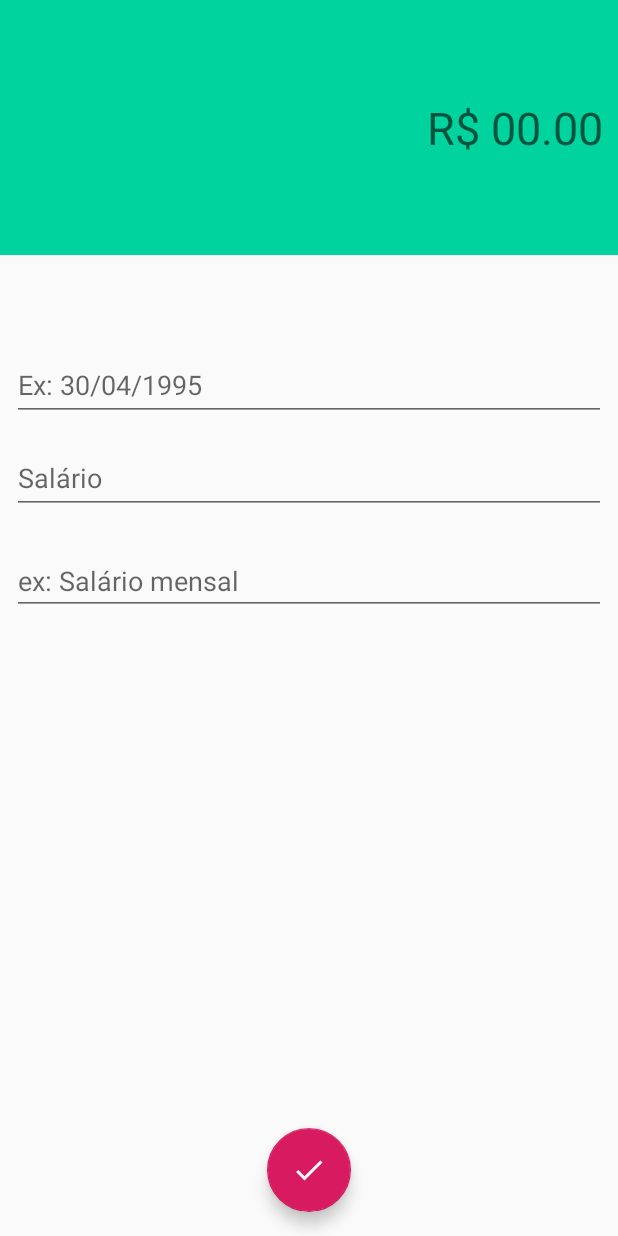
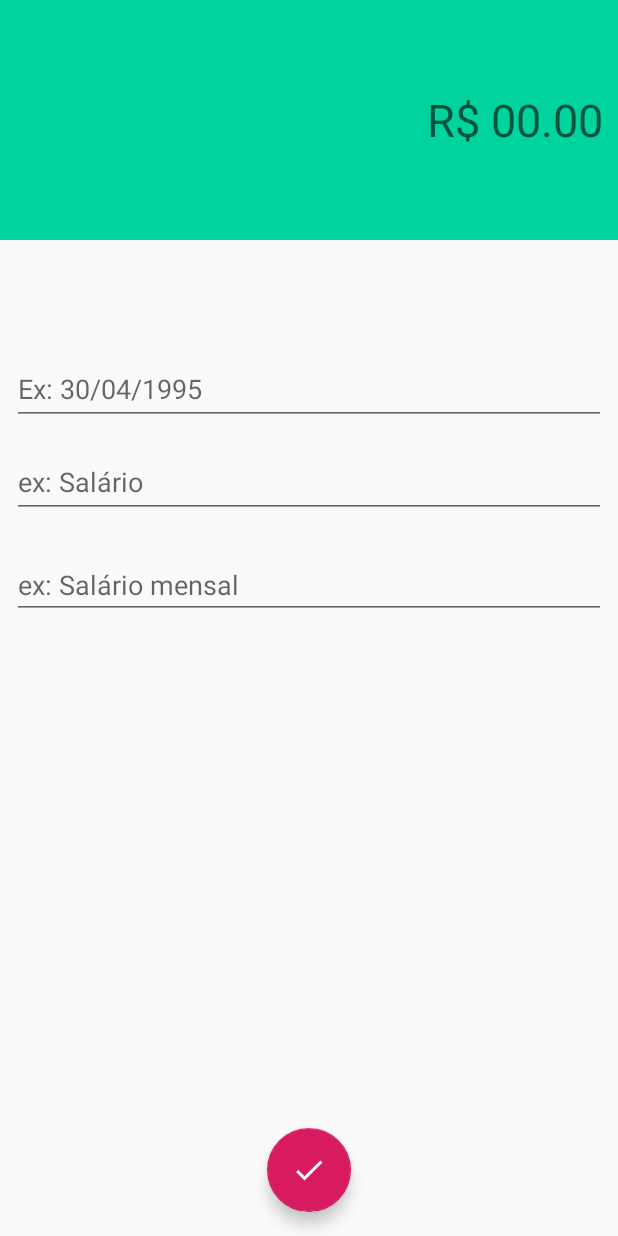
Before and after one commit to rodrigogus94/Sort, an Android app: the layout activity_receitas.xml on its own in the app's theme, with its tools: preview values and no code run, on a phone screen of 412 x 824 dp. Run offline under Robolectric (Android 15) with nearby library versions, the phone set to English and light mode, and no system bars.

Commit message:
Commit metodos de receitas

```diff
--- a/app/src/main/java/com/example/sort/activity/DespesasActivity.java
+++ b/app/src/main/java/com/example/sort/activity/DespesasActivity.java
@@ -102,11 +102,6 @@ public class DespesasActivity extends AppCompatActivity {
             return false;
         }else {
 
-           /* usuario = new Usuario();
-            usuario.setNome(textoNome);
-            usuario.setEmail(textoEmail);
-            usuario.setSenha(textoSenha);
-            cadastrarUsuario();*/
             return true;
         }
 
--- a/app/src/main/res/layout/activity_despesas.xml
+++ b/app/src/main/res/layout/activity_despesas.xml
@@ -10,7 +10,7 @@
     <LinearLayout
         android:id="@+id/linearLayout3"
         android:layout_width="match_parent"
-        android:layout_height="170dp"
+        android:layout_height="160dp"
         android:background="@color/colorPrimaryDespesa"
         android:gravity="center"
         android:orientation="vertical"
@@ -50,7 +50,7 @@
         app:layout_constraintHorizontal_bias="0.0"
         app:layout_constraintStart_toStartOf="parent"
         app:layout_constraintTop_toBottomOf="@+id/linearLayout3"
-        app:layout_constraintVertical_bias="0.07999998">
+        app:layout_constraintVertical_bias="0.100000024">
 
         <com.google.android.material.textfield.TextInputEditText
             android:id="@+id/editData"
--- a/app/src/main/res/layout/activity_receitas.xml
+++ b/app/src/main/res/layout/activity_receitas.xml
@@ -9,8 +9,8 @@
 
     <LinearLayout
         android:id="@+id/linearLayout3"
-        android:layout_width="0dp"
-        android:layout_height="170dp"
+        android:layout_width="match_parent"
+        android:layout_height="160dp"
         android:background="@color/colorPrimaryReceita"
         android:gravity="center"
         android:orientation="vertical"
@@ -50,9 +50,10 @@
         app:layout_constraintHorizontal_bias="0.0"
         app:layout_constraintStart_toStartOf="parent"
         app:layout_constraintTop_toBottomOf="@+id/linearLayout3"
-        app:layout_constraintVertical_bias="0.07999998">
+        app:layout_constraintVertical_bias="0.100000024">
 
         <com.google.android.material.textfield.TextInputEditText
+            android:id="@+id/editData"
             android:layout_width="match_parent"
             android:layout_height="wrap_content"
             android:hint="Ex: 30/04/1995"
@@ -75,9 +76,10 @@
         app:layout_constraintVertical_bias="0.0">
 
         <com.google.android.material.textfield.TextInputEditText
+            android:id="@+id/editCategoria"
             android:layout_width="match_parent"
             android:layout_height="wrap_content"
-            android:hint="Salário"
+            android:hint="ex: Salário"
             android:inputType="text" />
     </com.google.android.material.textfield.TextInputLayout>
 
@@ -97,6 +99,7 @@
         app:layout_constraintVertical_bias="0.0">
 
         <com.google.android.material.textfield.TextInputEditText
+            android:id="@+id/editDescricao"
             android:layout_width="match_parent"
             android:layout_height="wrap_content"
             android:hint="ex: Salário mensal"
@@ -112,6 +115,7 @@
         app:layout_constraintBottom_toBottomOf="parent"
         app:layout_constraintEnd_toEndOf="parent"
         app:layout_constraintStart_toStartOf="parent"
-        app:srcCompat="@drawable/ic_check_white_24dp" />
+        app:srcCompat="@drawable/ic_check_white_24dp"
+        android:onClick="salvarReceita"/>
 
 </androidx.constraintlayout.widget.ConstraintLayout>
```
Also changed, not shown: app/src/main/java/com/example/sort/activity/ReceitasActivity.java (+131 -0 lines).
